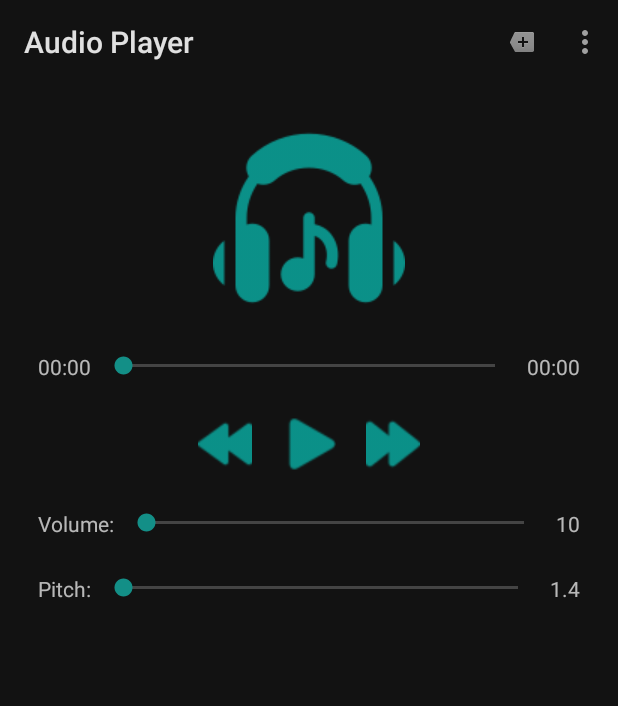
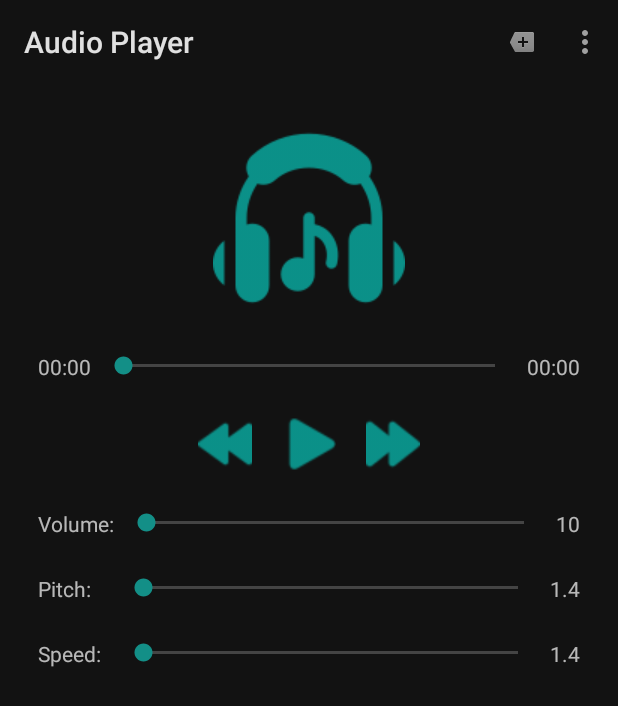
Before and after one commit to RakibOFC/Android-Toolbox, an Android app: the AudioPlayerActivity screen opened directly, with no data from a screen before it, on a phone screen of 412 x 824 dp. Shown: the top 706 px of the screen. Run offline under Robolectric (Android 15) with nearby library versions, the phone set to English and light mode, and no system bars.

Commit message:
design  all audio controller

```diff
--- a/app/src/main/res/layout/activity_audio_player.xml
+++ b/app/src/main/res/layout/activity_audio_player.xml
@@ -146,8 +146,6 @@
         app:layout_constraintRight_toRightOf="parent"
         app:layout_constraintTop_toBottomOf="@+id/imageViewPlay" />
 
-<!--    Pitch -->
-
     <TextView
         android:id="@+id/textViewPitchMsg"
         android:layout_width="wrap_content"
@@ -156,7 +154,7 @@
         android:layout_marginBottom="25dp"
         android:layout_marginStart="25dp"
         android:layout_marginEnd="25dp"
-        android:text="Pitch:"
+        android:text="Pitch:    "
         app:layout_constraintStart_toStartOf="parent"
         app:layout_constraintTop_toBottomOf="@+id/seekBarVolume" />
 
@@ -184,4 +182,43 @@
         app:layout_constraintRight_toRightOf="parent"
         app:layout_constraintTop_toBottomOf="@+id/seekBarVolume" />
 
+<!--  Speed  -->
+
+    <TextView
+        android:id="@+id/textViewSpeedMsg"
+        android:layout_width="wrap_content"
+        android:layout_height="wrap_content"
+        android:layout_marginTop="25dp"
+        android:layout_marginBottom="25dp"
+        android:layout_marginStart="25dp"
+        android:layout_marginEnd="25dp"
+        android:text="Speed:  "
+        app:layout_constraintStart_toStartOf="parent"
+        app:layout_constraintTop_toBottomOf="@+id/seekBarPitch" />
+
+    <SeekBar
+        android:id="@+id/seekBarSpeed"
+        android:layout_width="0dp"
+        android:layout_height="wrap_content"
+        android:layout_marginStart="5dp"
+        android:layout_marginTop="25dp"
+        android:layout_marginEnd="5dp"
+        app:layout_constraintEnd_toStartOf="@+id/textViewSpeed"
+        app:layout_constraintHorizontal_bias="1.0"
+        app:layout_constraintStart_toEndOf="@+id/textViewSpeedMsg"
+        app:layout_constraintTop_toBottomOf="@+id/seekBarPitch" />
+
+    <TextView
+        android:id="@+id/textViewSpeed"
+        android:layout_width="wrap_content"
+        android:layout_height="wrap_content"
+        android:layout_marginTop="25dp"
+        android:layout_marginBottom="25dp"
+        android:layout_marginStart="25dp"
+        android:layout_marginEnd="25dp"
+        android:text="1.4"
+        app:layout_constraintRight_toRightOf="parent"
+        app:layout_constraintTop_toBottomOf="@+id/seekBarPitch" />
+
+
 </androidx.constraintlayout.widget.ConstraintLayout>
```
